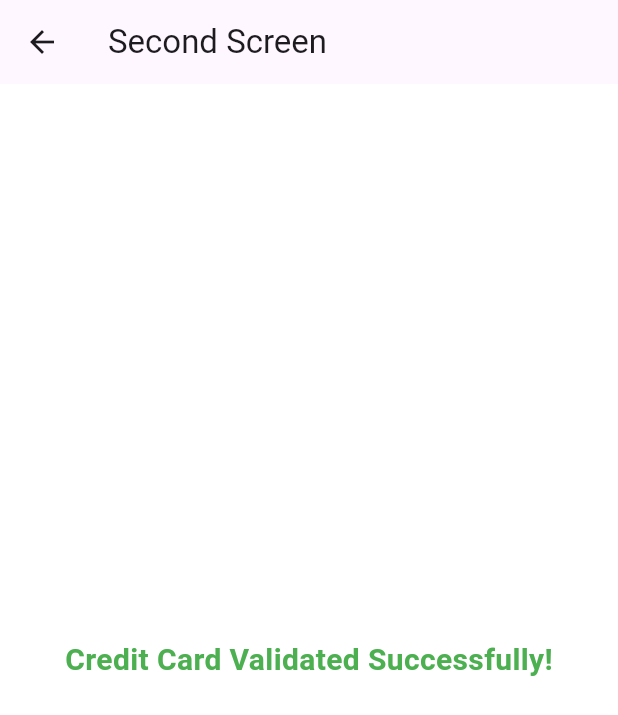
After one commit to HaizeaAR/card_validation_app, a Flutter app: the SeconsScreen screen opened directly, on a phone screen of 412 x 824 dp. The commit adds this screen. Shown: the top 715 px of the screen. Run offline on Flutter 3.47's test engine with Material 3 defaults, Android fonts, the phone set to English and light mode, and no system bars; our stand-ins replace mask_text_input_formatter.

Commit message:
Hotfix textfield and second screen

```diff
--- /dev/null
+++ b/lib/config/second_screen.dart
@@ -0,0 +1,29 @@
+
+
+
+
+import 'package:flutter/material.dart';
+
+class SeconsScreen extends StatelessWidget {
+  const SeconsScreen({super.key});
+
+  @override
+  Widget build(BuildContext context) {
+    return Container(
+      child: Scaffold(
+        appBar: AppBar(
+          title: const Text('Second Screen'),
+        ),
+        body: const Center(
+          child: Text('Credit Card Validated Successfully!',
+              style: TextStyle(fontSize: 20,
+              fontWeight: FontWeight.bold,
+              color: Colors.green)),
+              )
+            ),
+        );
+  }
+
+
+
+}
--- a/lib/presentation/text_field.dart
+++ b/lib/presentation/text_field.dart
@@ -33,9 +33,6 @@ class FullName extends StatelessWidget {
     );
         }
   }
-
-
-
 
 
 class CreditCard extends StatelessWidget {
```
